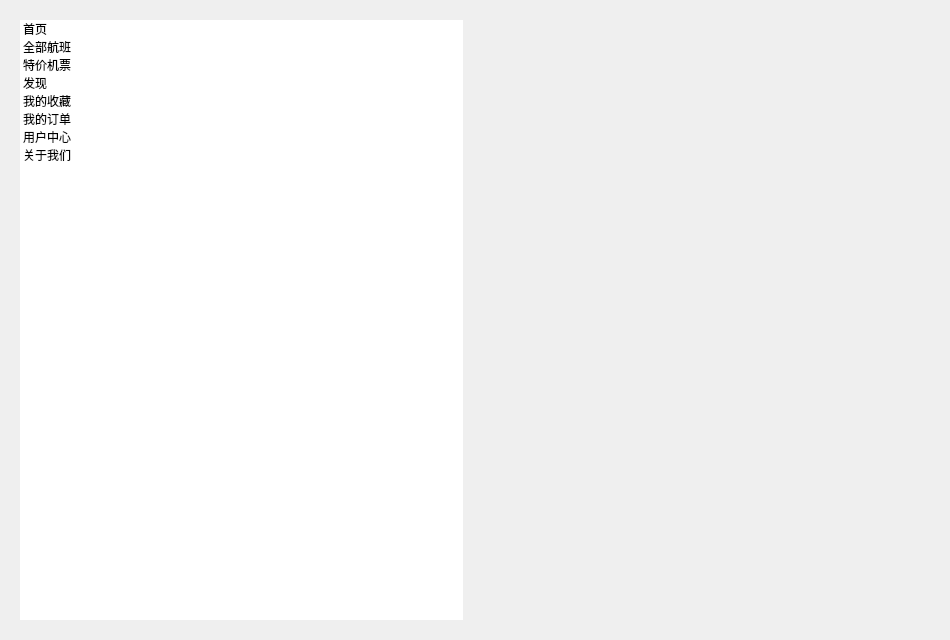
gywcs101/qt_flight_booking_system, file Flight_System/MainWindow.ui: the form before one commit.
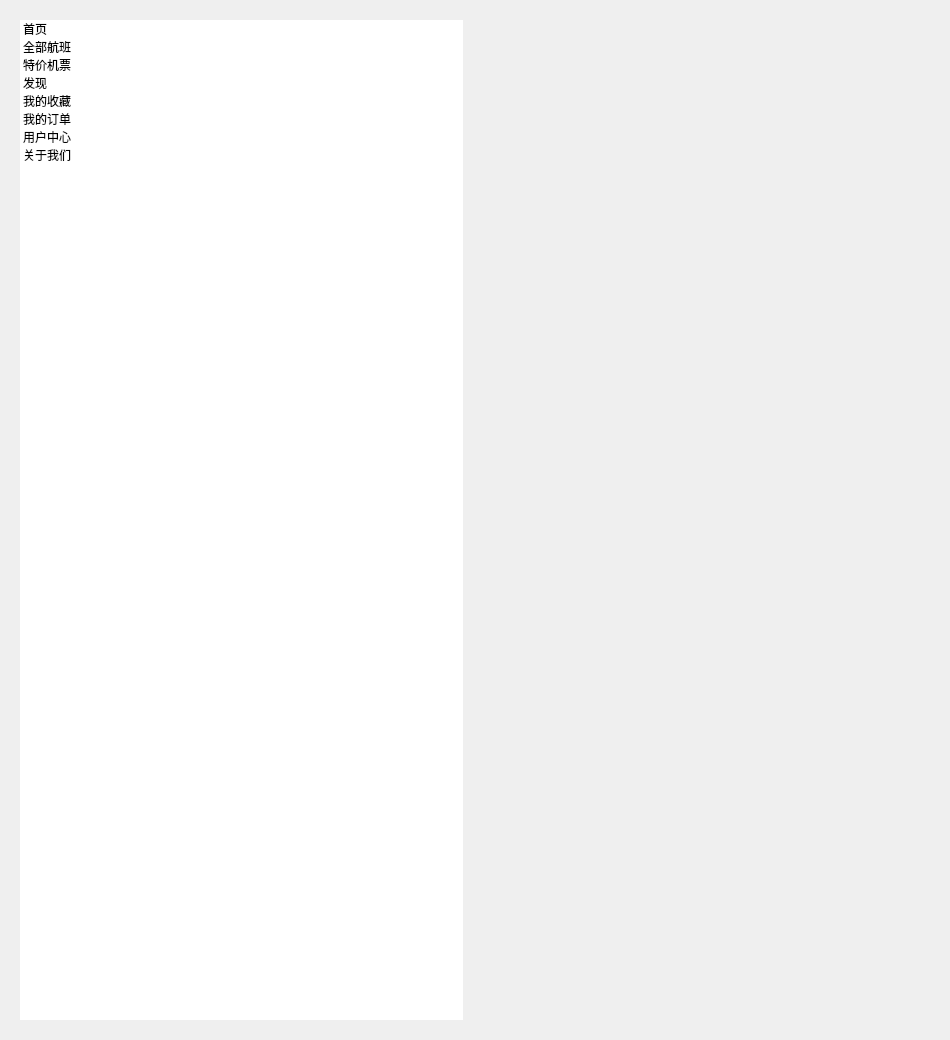
The form after the commit. Icons and pictures are not drawn. Custom widgets are drawn as their Qt base class.

Diff of the .ui file:
```diff
--- a/Flight_System/MainWindow.ui
+++ b/Flight_System/MainWindow.ui
@@ -34,7 +34,7 @@
         <property name="minimumSize">
          <size>
           <width>200</width>
-          <height>600</height>
+          <height>1000</height>
          </size>
         </property>
         <property name="maximumSize">
```
